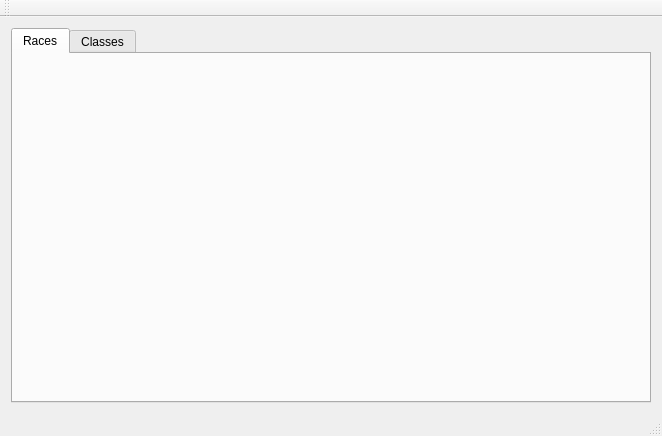
Old version of the form mainwindow.ui in the repository Faelwen/FGClassRaceCreator.
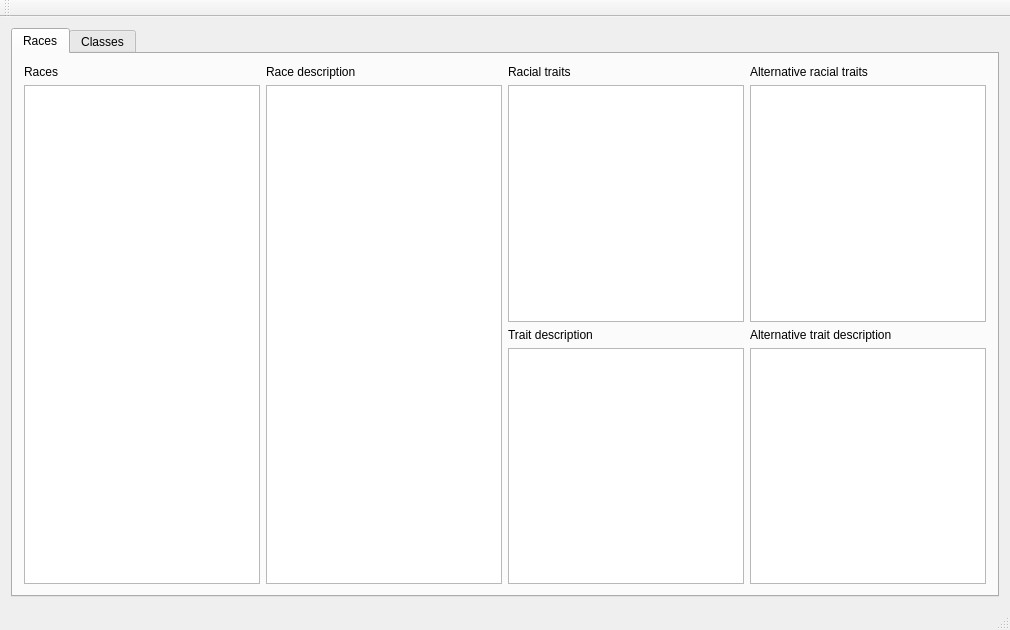
New version of the form.

Commit message: Race tab layout

Diff of the .ui file:
```diff
--- a/mainwindow.ui
+++ b/mainwindow.ui
@@ -6,8 +6,8 @@
    <rect>
     <x>0</x>
     <y>0</y>
-    <width>662</width>
-    <height>436</height>
+    <width>1010</width>
+    <height>630</height>
    </rect>
   </property>
   <property name="windowTitle">
@@ -26,6 +26,68 @@
          <attribute name="title">
           <string>Races</string>
          </attribute>
+         <layout class="QGridLayout" name="gridLayout">
+          <item row="0" column="0">
+           <widget class="QLabel" name="label">
+            <property name="text">
+             <string>Races</string>
+            </property>
+           </widget>
+          </item>
+          <item row="0" column="1">
+           <widget class="QLabel" name="label_2">
+            <property name="text">
+             <string>Race description</string>
+            </property>
+           </widget>
+          </item>
+          <item row="0" column="2">
+           <widget class="QLabel" name="label_3">
+            <property name="text">
+             <string>Racial traits</string>
+            </property>
+           </widget>
+          </item>
+          <item row="0" column="3">
+           <widget class="QLabel" name="label_6">
+            <property name="text">
+             <string>Alternative racial traits</string>
+            </property>
+           </widget>
+          </item>
+          <item row="1" column="0" rowspan="3">
+           <widget class="QListWidget" name="listWidget"/>
+          </item>
+          <item row="1" column="1" rowspan="3">
+           <widget class="QTextEdit" name="textEdit_2"/>
+          </item>
+          <item row="1" column="2">
+           <widget class="QListWidget" name="listWidget_2"/>
+          </item>
+          <item row="1" column="3">
+           <widget class="QListWidget" name="listWidget_3"/>
+          </item>
+          <item row="2" column="2">
+           <widget class="QLabel" name="label_4">
+            <property name="text">
+             <string>Trait description</string>
+            </property>
+           </widget>
+          </item>
+          <item row="2" column="3">
+           <widget class="QLabel" name="label_5">
+            <property name="text">
+             <string>Alternative trait description</string>
+            </property>
+           </widget>
+          </item>
+          <item row="3" column="2">
+           <widget class="QTextEdit" name="textEdit"/>
+          </item>
+          <item row="3" column="3">
+           <widget class="QTextEdit" name="textEdit_3"/>
+          </item>
+         </layout>
         </widget>
         <widget class="QWidget" name="tab_classes">
          <attribute name="title">
```
Left out of the diff: 2 changed lines with no effect on the pictures.
